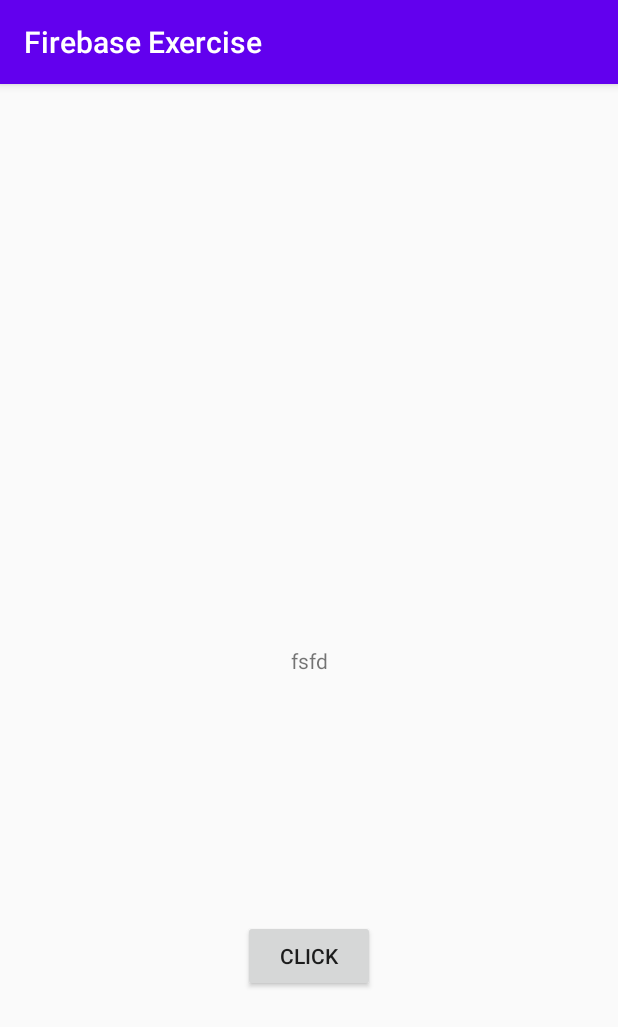
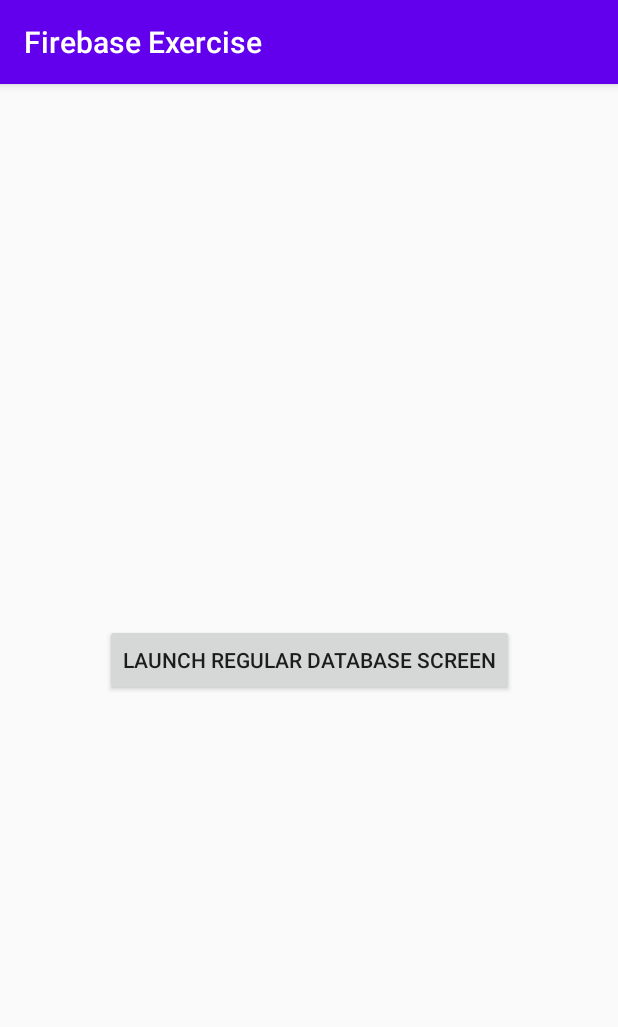
Before and after one commit to al-nafis/firebase-exercise, an Android app: the screen it shows after launch (MainActivity), on a phone screen of 412 x 824 dp. Shown: the top 1027 px of the screen. Run offline under Robolectric (Android 15) with nearby library versions, the phone set to English and light mode, and no system bars; our stand-ins replace Dagger/Hilt's generated code, data binding.

Commit message:
moved regular database code into new activity

```diff
--- a/app/src/main/AndroidManifest.xml
+++ b/app/src/main/AndroidManifest.xml
@@ -6,14 +6,15 @@
     <uses-permission android:name="android.permission.ACCESS_NETWORK_STATE" />
 
     <application
-        android:name="com.example.firebase_exercise.MainApplication"
+        android:name=".MainApplication"
         android:allowBackup="true"
         android:icon="@mipmap/ic_launcher"
         android:label="@string/app_name"
         android:roundIcon="@mipmap/ic_launcher_round"
         android:supportsRtl="true"
         android:theme="@style/AppTheme">
-        <activity android:name="com.example.firebase_exercise.MainActivity">
+        <activity android:name=".regular_database.RegularActivity"></activity>
+        <activity android:name=".MainActivity">
             <intent-filter>
                 <action android:name="android.intent.action.MAIN" />
 
--- /dev/null
+++ b/app/src/main/java/com/example/firebase_exercise/BaseActivity.kt
@@ -0,0 +1,13 @@
+package com.example.firebase_exercise
+
+import android.os.Bundle
+import androidx.appcompat.app.AppCompatActivity
+import androidx.lifecycle.LifecycleOwner
+import dagger.android.AndroidInjection
+
+abstract class BaseActivity : AppCompatActivity(), LifecycleOwner {
+    override fun onCreate(savedInstanceState: Bundle?) {
+        super.onCreate(savedInstanceState)
+        AndroidInjection.inject(this)
+    }
+}
--- a/app/src/main/java/com/example/firebase_exercise/FirebaseManager.kt
+++ b/app/src/main/java/com/example/firebase_exercise/FirebaseManager.kt
@@ -2,39 +2,33 @@ package com.example.firebase_exercise
 
 import android.util.Log
 import com.example.firebase_exercise.dagger_components.UserDatabase
+import com.example.firebase_exercise.regular_database.UpdateCurrentUser
 import com.google.firebase.database.*
 import javax.inject.Inject
 
 class FirebaseManager @Inject constructor(@UserDatabase private val databaseReference: DatabaseReference) {
 
-    fun onCreate() {
-        addData()
-    }
-
-    private val user = User().apply {
-        name = "Bristi"
-        age = 31
-        sex = "Female"
-    }
-
-    fun addData() {
-        databaseReference.child(user.name).setValue(user)
+    fun listenToUsers(updateCurrentUser: UpdateCurrentUser) {
         databaseReference.addValueEventListener(object : ValueEventListener {
             override fun onCancelled(error: DatabaseError) {
-                Log.d("ZARAH", "Failed to read value.", error.toException())
+                Log.d("ZARAH", error.message)
             }
 
             override fun onDataChange(snapshot: DataSnapshot) {
-                val t: GenericTypeIndicator<HashMap<String, User>> = object : GenericTypeIndicator<HashMap<String, User>>() {}
-                val map: HashMap<String, User> = snapshot.getValue(t) as HashMap<String, User>
-                Log.d("ZARAH", "Value is: " + map["Zarah"]?.name)
+                if (snapshot.exists()) {
+                    val t: GenericTypeIndicator<HashMap<String, User>> =
+                        object : GenericTypeIndicator<HashMap<String, User>>() {}
+                    val map: HashMap<String, User> = snapshot.getValue(t) as HashMap<String, User>
+                    val list = mutableListOf<User>()
+                    map.forEach { user -> list.add(user.value) }
+                    updateCurrentUser.updateUserInfo(list)
+                }
             }
-
         })
     }
 
-//    fun getUser(): User {
-//        databaseReference
-//        return User("dasda",1, "dasd")
-//    }
+    fun addUser(user: User) {
+        val idRef = user.email.replace(Regex("[.#$\\[\\]]"), "")
+        databaseReference.child(idRef).setValue(user)
+    }
 }
--- a/app/src/main/java/com/example/firebase_exercise/MainActivity.kt
+++ b/app/src/main/java/com/example/firebase_exercise/MainActivity.kt
@@ -1,23 +1,20 @@
 package com.example.firebase_exercise
 
+import android.content.Intent
 import android.os.Bundle
-import androidx.appcompat.app.AppCompatActivity
 import androidx.databinding.DataBindingUtil
 import com.example.firebase_exercise.databinding.ActivityMainBinding
-import dagger.android.AndroidInjection
-import javax.inject.Inject
+import com.example.firebase_exercise.regular_database.RegularActivity
 
-class MainActivity : AppCompatActivity() {
-
-    @Inject
-    lateinit var manager: FirebaseManager
+class MainActivity : BaseActivity() {
 
     override fun onCreate(savedInstanceState: Bundle?) {
         super.onCreate(savedInstanceState)
-        AndroidInjection.inject(this)
         val binding : ActivityMainBinding = DataBindingUtil.setContentView(this, R.layout.activity_main)
-        binding.manager = manager
-        setContentView(R.layout.activity_main)
-        manager.onCreate()
+        binding.activity = this
+    }
+
+    fun launchRegularDatabase() {
+        startActivity(Intent(this, RegularActivity::class.java))
     }
 }
--- a/app/src/main/java/com/example/firebase_exercise/User.kt
+++ b/app/src/main/java/com/example/firebase_exercise/User.kt
@@ -5,6 +5,6 @@ import com.google.firebase.database.IgnoreExtraProperties
 @IgnoreExtraProperties
 class User {
     var name: String = ""
-    var age: Int = 0
-    var sex: String = ""
+    var age: String = ""
+    var email: String = ""
 }
--- a/app/src/main/res/layout/activity_main.xml
+++ b/app/src/main/res/layout/activity_main.xml
@@ -3,8 +3,8 @@
 
     <data>
         <variable
-            name="manager"
-            type="com.example.firebase_exercise.FirebaseManager" />
+            name="activity"
+            type="com.example.firebase_exercise.MainActivity" />
     </data>
 
     <androidx.constraintlayout.widget.ConstraintLayout xmlns:android="http://schemas.android.com/apk/res/android"
@@ -14,22 +14,12 @@
         android:layout_height="match_parent"
         tools:context=".MainActivity">
 
-        <TextView
-            android:id="@+id/name"
-            android:layout_width="wrap_content"
-            android:layout_height="wrap_content"
-            android:text="fsfd"
-            app:layout_constraintBottom_toBottomOf="parent"
-            app:layout_constraintLeft_toLeftOf="parent"
-            app:layout_constraintRight_toRightOf="parent"
-            app:layout_constraintTop_toTopOf="parent" />
-
         <Button
             android:layout_width="wrap_content"
             android:layout_height="wrap_content"
-            android:text="click"
-            android:onClick="@{() -> manager.addData()}"
-            app:layout_constraintTop_toBottomOf="@+id/name"
+            android:text="Launch Regular Database Screen"
+            android:onClick="@{() -> activity.launchRegularDatabase()}"
+            app:layout_constraintTop_toTopOf="parent"
             app:layout_constraintStart_toStartOf="parent"
             app:layout_constraintEnd_toEndOf="parent"
             app:layout_constraintBottom_toBottomOf="parent"
```
Also changed, not shown: app/src/main/java/com/example/firebase_exercise/BaseViewModel.kt (added, +10 -0 lines), app/src/main/java/com/example/firebase_exercise/dagger_components/ActivityModule.kt (+6 -2 lines), app/src/main/java/com/example/firebase_exercise/regular_database/RegularActivity.kt (added, +24 -0 lines), app/src/main/java/com/example/firebase_exercise/regular_database/RegularViewModel.kt (added, +54 -0 lines), app/src/main/java/com/example/firebase_exercise/regular_database/UpdateCurrentUser.kt (added, +7 -0 lines), app/src/main/res/layout/activity_regular.xml (added, +60 -0 lines).
